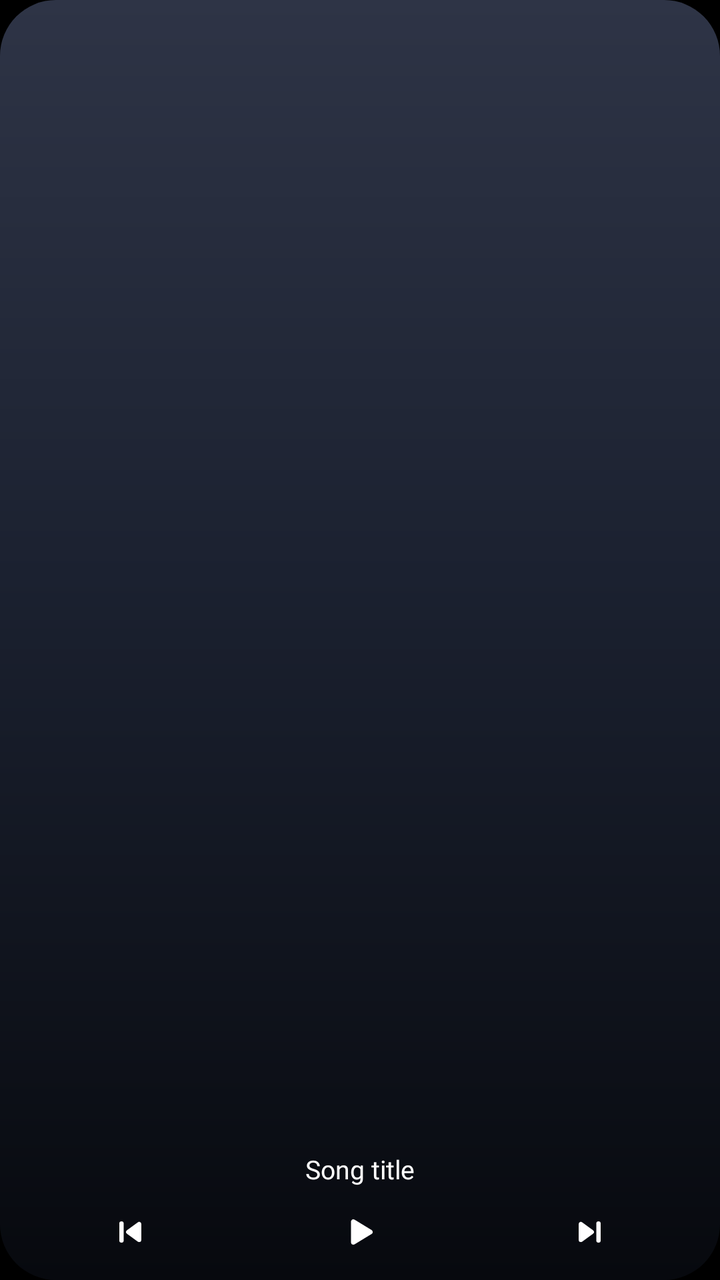
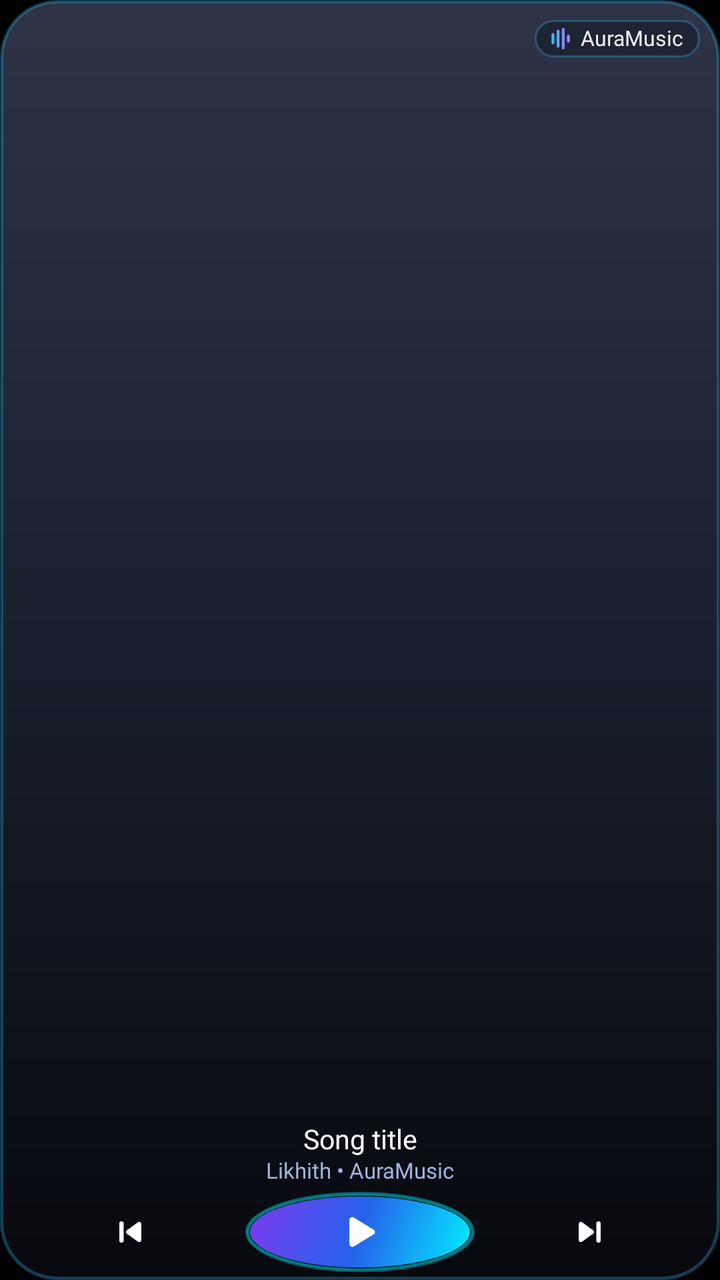

Before-and-after screenshots of an Android layout around one commit, followed by the original layout XML and the change that was made.
<!-- AndroidManifest.xml: application theme Theme.BitChord -->
<!-- res/layout/widget_media_compact_preview.xml -->
<?xml version="1.0" encoding="utf-8"?>
<FrameLayout xmlns:android="http://schemas.android.com/apk/res/android"
    android:layout_width="match_parent"
    android:layout_height="match_parent"
    android:background="@drawable/widget_preview_art">

    <LinearLayout
        android:layout_width="match_parent"
        android:layout_height="@dimen/widget_band_compact"
        android:layout_gravity="bottom"
        android:gravity="center_horizontal|bottom"
        android:orientation="vertical"
        android:paddingLeft="@dimen/widget_band_padding"
        android:paddingRight="@dimen/widget_band_padding"
        android:paddingBottom="4dp">

        <TextView
            android:layout_width="match_parent"
            android:layout_height="wrap_content"
            android:layout_marginBottom="3dp"
            android:ellipsize="end"
            android:fontFamily="@font/sf_pro_display_semibold"
            android:gravity="center_horizontal"
            android:includeFontPadding="false"
            android:maxLines="1"
            android:paddingLeft="4dp"
            android:paddingRight="4dp"
            android:text="@string/widget_preview_title"
            android:textColor="#FFFFFFFF"
            android:textSize="13sp" />

        <LinearLayout
            android:layout_width="match_parent"
            android:layout_height="wrap_content"
            android:orientation="horizontal">

            <ImageView
                android:layout_width="0dp"
                android:layout_height="@dimen/widget_button_compact"
                android:layout_weight="1"
                android:contentDescription="@string/widget_previous"
                android:padding="9dp"
                android:src="@drawable/ic_widget_previous" />

            <ImageView
                android:layout_width="0dp"
                android:layout_height="@dimen/widget_button_compact"
                android:layout_weight="1"
                android:contentDescription="@string/widget_play"
                android:padding="9dp"
                android:src="@drawable/ic_widget_play" />

            <ImageView
                android:layout_width="0dp"
                android:layout_height="@dimen/widget_button_compact"
                android:layout_weight="1"
                android:contentDescription="@string/widget_next"
                android:padding="9dp"
                android:src="@drawable/ic_widget_next" />
        </LinearLayout>
    </LinearLayout>
</FrameLayout>
<!-- resources referenced by this layout -->
<resources>
  <dimen name="widget_band_compact">66dp</dimen>
  <dimen name="widget_band_padding">8dp</dimen>
  <dimen name="widget_button_compact">40dp</dimen>
  <!-- drawable widget_preview_art (drawable) -->
  <?xml version="1.0" encoding="utf-8"?>
  <shape xmlns:android="http://schemas.android.com/apk/res/android"
      android:shape="rectangle">
      <corners android:radius="@dimen/widget_corner_radius" />
      <gradient
          android:angle="270"
          android:centerColor="#FF1B2130"
          android:centerY="0.45"
          android:endColor="#FF07090E"
          android:startColor="#FF2E3446"
          android:type="linear" />
  </shape>
  <string name="widget_next">Next</string>
  <string name="widget_play">Play</string>
  <string name="widget_preview_title">Song title</string>
  <string name="widget_previous">Previous</string>
  <style name="Theme.BitChord" parent="Theme.AppCompat.DayNight.NoActionBar">
          <item name="android:windowBackground">@android:color/black</item>
      </style>
  <dimen name="widget_corner_radius">16dp</dimen>
  <!-- unchanged entries left out for length: 3 -->
</resources>

<!-- the commit's change to res/layout/widget_media_compact_preview.xml (unified diff, before → after) -->
@@ -3,6 +3,37 @@
     android:layout_width="match_parent"
     android:layout_height="match_parent"
     android:background="@drawable/widget_preview_art">
+
+    
+    <LinearLayout
+        android:layout_width="wrap_content"
+        android:layout_height="wrap_content"
+        android:layout_gravity="top|end"
+        android:layout_margin="10dp"
+        android:background="@drawable/widget_brand_badge_bg"
+        android:gravity="center_vertical"
+        android:orientation="horizontal"
+        android:paddingLeft="7dp"
+        android:paddingTop="3dp"
+        android:paddingRight="8dp"
+        android:paddingBottom="3dp">
+
+        <ImageView
+            android:layout_width="12dp"
+            android:layout_height="12dp"
+            android:importantForAccessibility="no"
+            android:src="@drawable/ic_widget_waveform" />
+
+        <TextView
+            android:layout_width="wrap_content"
+            android:layout_height="wrap_content"
+            android:layout_marginLeft="4dp"
+            android:fontFamily="@font/sf_pro_display_semibold"
+            android:includeFontPadding="false"
+            android:text="AuraMusic"
+            android:textColor="#EEFFFFFF"
+            android:textSize="10.5sp" />
+    </LinearLayout>
 
     <LinearLayout
         android:layout_width="match_parent"
@@ -17,9 +48,8 @@
         <TextView
             android:layout_width="match_parent"
             android:layout_height="wrap_content"
-            android:layout_marginBottom="3dp"
             android:ellipsize="end"
-            android:fontFamily="@font/sf_pro_display_semibold"
+            android:fontFamily="@font/sf_pro_display_bold"
             android:gravity="center_horizontal"
             android:includeFontPadding="false"
             android:maxLines="1"
@@ -27,17 +57,35 @@
             android:paddingRight="4dp"
             android:text="@string/widget_preview_title"
             android:textColor="#FFFFFFFF"
-            android:textSize="13sp" />
+            android:textSize="13.5sp" />
+
+        <TextView
+            android:layout_width="match_parent"
+            android:layout_height="wrap_content"
+            android:layout_marginTop="1dp"
+            android:layout_marginBottom="4dp"
+            android:ellipsize="end"
+            android:fontFamily="@font/sf_pro_display_regular"
+            android:gravity="center_horizontal"
+            android:includeFontPadding="false"
+            android:maxLines="1"
+            android:paddingLeft="4dp"
+            android:paddingRight="4dp"
+            android:text="Likhith • AuraMusic"
+            android:textColor="#A0B4DE"
+            android:textSize="11sp" />
 
         <LinearLayout
             android:layout_width="match_parent"
             android:layout_height="wrap_content"
+            android:gravity="center_vertical"
             android:orientation="horizontal">
 
             <ImageView
                 android:layout_width="0dp"
                 android:layout_height="@dimen/widget_button_compact"
                 android:layout_weight="1"
+                android:background="@drawable/widget_transport_button"
                 android:contentDescription="@string/widget_previous"
                 android:padding="9dp"
                 android:src="@drawable/ic_widget_previous" />
@@ -46,14 +94,16 @@
                 android:layout_width="0dp"
                 android:layout_height="@dimen/widget_button_compact"
                 android:layout_weight="1"
+                android:background="@drawable/widget_hero_toggle_button"
                 android:contentDescription="@string/widget_play"
-                android:padding="9dp"
+                android:padding="7dp"
                 android:src="@drawable/ic_widget_play" />
 
             <ImageView
                 android:layout_width="0dp"
                 android:layout_height="@dimen/widget_button_compact"
                 android:layout_weight="1"
+                android:background="@drawable/widget_transport_button"
                 android:contentDescription="@string/widget_next"
                 android:padding="9dp"
                 android:src="@drawable/ic_widget_next" />
<!-- resource entries referenced after the edit -->
@@ -1,8 +1,79 @@
 <!-- resources referenced by this layout -->
 <resources>
-  <dimen name="widget_band_compact">66dp</dimen>
+  <dimen name="widget_band_compact">80dp</dimen>
   <dimen name="widget_band_padding">8dp</dimen>
   <dimen name="widget_button_compact">40dp</dimen>
+  <!-- drawable ic_widget_waveform (drawable) -->
+  <?xml version="1.0" encoding="utf-8"?>
+  <vector xmlns:android="http://schemas.android.com/apk/res/android"
+      android:width="14dp"
+      android:height="14dp"
+      android:viewportWidth="14"
+      android:viewportHeight="14">
+      <path
+          android:pathData="M2.5,9.5 L2.5,4.5"
+          android:strokeColor="#38BDF8"
+          android:strokeLineCap="round"
+          android:strokeWidth="1.6" />
+      <path
+          android:pathData="M5.5,11.5 L5.5,2.5"
+          android:strokeColor="#60A5FA"
+          android:strokeLineCap="round"
+          android:strokeWidth="1.6" />
+      <path
+          android:pathData="M8.5,12.5 L8.5,1.5"
+          android:strokeColor="#818CF8"
+          android:strokeLineCap="round"
+          android:strokeWidth="1.6" />
+      <path
+          android:pathData="M11.5,8.5 L11.5,5.5"
+          android:strokeColor="#A78BFA"
+          android:strokeLineCap="round"
+          android:strokeWidth="1.6" />
+  </vector>
+  <!-- drawable widget_brand_badge_bg (drawable) -->
+  <?xml version="1.0" encoding="utf-8"?>
+  <shape xmlns:android="http://schemas.android.com/apk/res/android"
+      android:shape="rectangle">
+      <corners android:radius="14dp" />
+      <solid android:color="#59080B14" />
+      <stroke
+          android:width="1dp"
+          android:color="#4D38BDF8" />
+  </shape>
+  <!-- drawable widget_hero_toggle_button (drawable) -->
+  <?xml version="1.0" encoding="utf-8"?>
+  <ripple xmlns:android="http://schemas.android.com/apk/res/android"
+      android:color="#50FFFFFF">
+      <item>
+          <layer-list>
+              
+              <item>
+                  <shape android:shape="oval">
+                      <solid android:color="#3300E5FF" />
+                      <stroke
+                          android:width="1.5dp"
+                          android:color="#6600F5FF" />
+                  </shape>
+              </item>
+              
+              <item
+                  android:bottom="2.5dp"
+                  android:left="2.5dp"
+                  android:right="2.5dp"
+                  android:top="2.5dp">
+                  <shape android:shape="oval">
+                      <gradient
+                          android:angle="135"
+                          android:centerColor="#2563EB"
+                          android:endColor="#7C3AED"
+                          android:startColor="#00F0FF"
+                          android:type="linear" />
+                  </shape>
+              </item>
+          </layer-list>
+      </item>
+  </ripple>
   <!-- drawable widget_preview_art (drawable) -->
   <?xml version="1.0" encoding="utf-8"?>
   <shape xmlns:android="http://schemas.android.com/apk/res/android"
@@ -15,7 +86,20 @@
           android:endColor="#FF07090E"
           android:startColor="#FF2E3446"
           android:type="linear" />
+      <stroke
+          android:width="1.5dp"
+          android:color="#4D38BDF8" />
   </shape>
+  <!-- drawable widget_transport_button (drawable) -->
+  <?xml version="1.0" encoding="utf-8"?>
+  <ripple xmlns:android="http://schemas.android.com/apk/res/android"
+      android:color="#40FFFFFF">
+      <item android:id="@android:id/mask">
+          <shape android:shape="oval">
+              <solid android:color="#FFFFFFFF" />
+          </shape>
+      </item>
+  </ripple>
   <string name="widget_next">Next</string>
   <string name="widget_play">Play</string>
   <string name="widget_preview_title">Song title</string>
